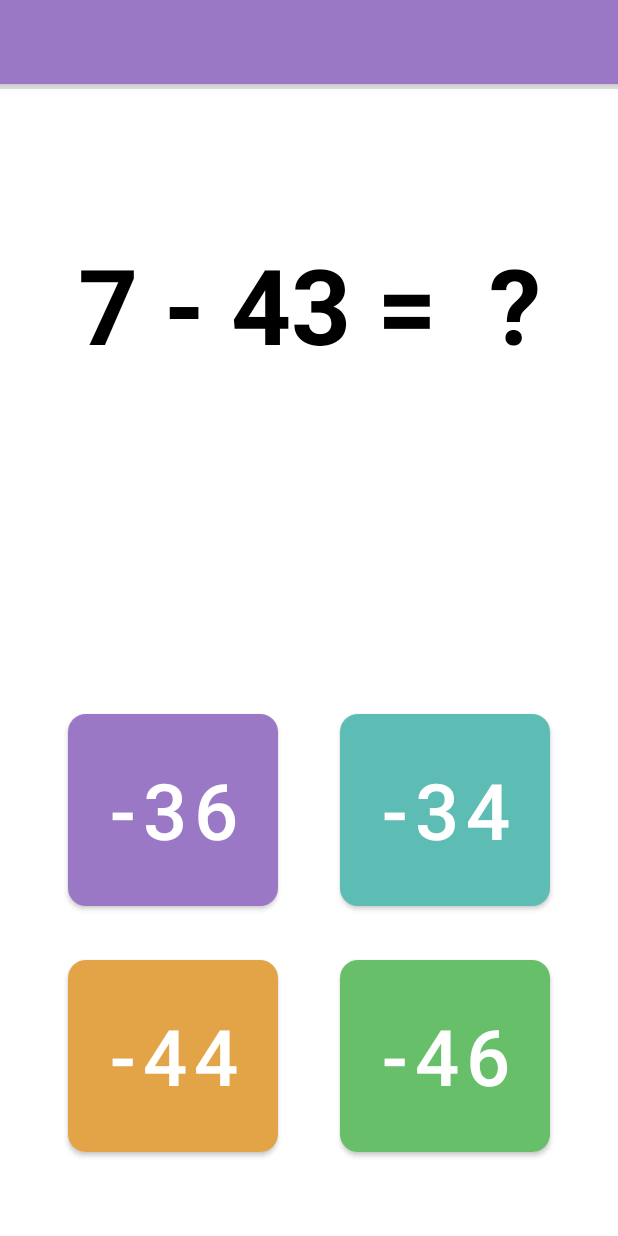
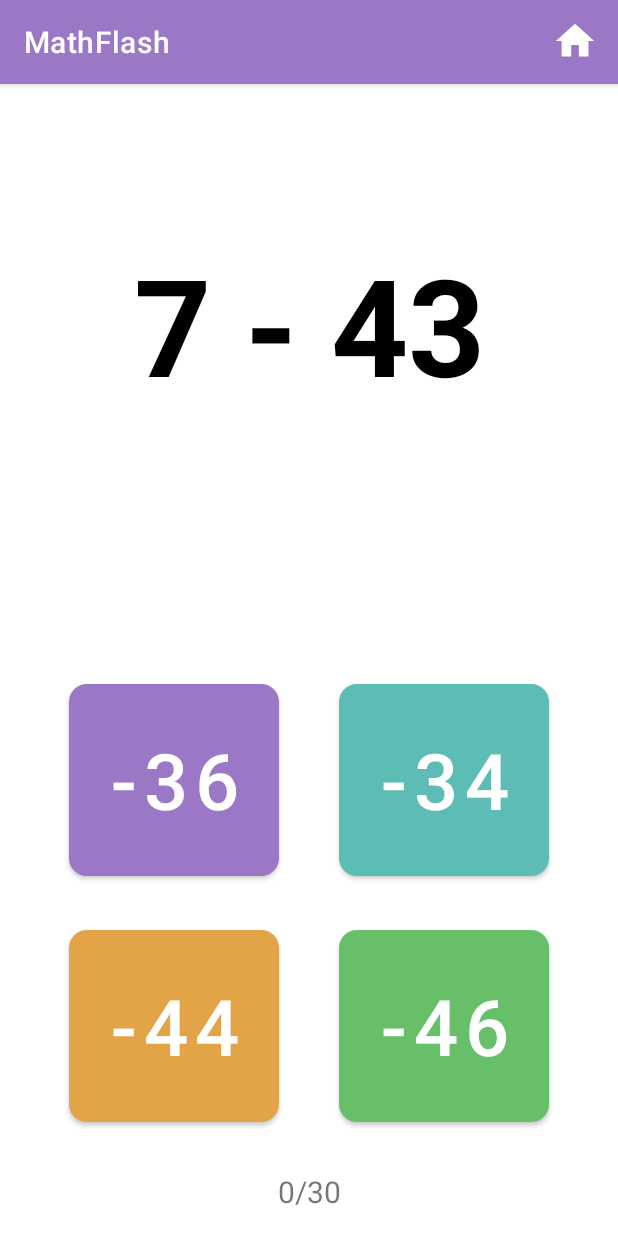
Before and after one commit to lukemjohnston/RefineMath, an Android app: the game screen opened directly, with no data from a screen before it, on a phone screen of 412 x 824 dp. Run offline under Robolectric (Android 15) with nearby library versions, the light colour scheme and no system bars.

Commit message:
design changes

```diff
--- a/app/src/main/java/com/example/mathflash/game.java
+++ b/app/src/main/java/com/example/mathflash/game.java
@@ -1,8 +1,12 @@
 package com.example.mathflash;
 
 import androidx.appcompat.app.AppCompatActivity;
+import androidx.appcompat.widget.Toolbar;
+
 import android.content.Intent;
 import android.os.Bundle;
+import android.view.Menu;
+import android.view.MenuItem;
 import android.view.View;
 import android.widget.Button;
 import android.widget.TextView;
@@ -14,6 +18,9 @@ public class game extends AppCompatActivity {
     protected void onCreate(Bundle savedInstanceState) {
         super.onCreate(savedInstanceState);
         setContentView(R.layout.activity_game);
+
+        Toolbar toolbar = findViewById(R.id.toolbar);
+        setSupportActionBar(toolbar);
 
         Intent mIntent = getIntent();
         int rCount = mIntent.getIntExtra("rCount", 0);
@@ -61,7 +68,7 @@ public class game extends AppCompatActivity {
         }
         String n1 = String.valueOf(number1);
         String n2 = String.valueOf(number2);
-        String formula = n1 + " " + v + " " + n2 + " =  ?";
+        String formula = n1 + " " + v + " " + n2;
         TextView textView0 = (TextView) findViewById(R.id.mathFormula);
         textView0.setText(formula);
 
@@ -225,6 +232,23 @@ public class game extends AppCompatActivity {
 
     }
 
+    public boolean onCreateOptionsMenu(Menu menu) {
+        getMenuInflater().inflate(R.menu.menu, menu);
+        return super.onCreateOptionsMenu(menu);
+    }
+
+
+    @Override
+    public boolean onOptionsItemSelected(MenuItem item) {
+        switch (item.getItemId()) {
+            case R.id.action_home:
+                Intent intent = new Intent(this, MainActivity.class);
+                startActivity(intent);
+            default:
+                return super.onOptionsItemSelected(item);
+        }
+    }
+
 
     public void returnMain(View view) {
         Intent intent = new Intent(this, MainActivity.class);
--- a/app/src/main/res/layout/activity_game.xml
+++ b/app/src/main/res/layout/activity_game.xml
@@ -15,7 +15,7 @@
         android:id="@+id/option1"
         android:layout_width="140dp"
         android:layout_height="140dp"
-        android:layout_marginStart="45dp"
+        android:layout_marginStart="46dp"
         android:layout_marginBottom="24dp"
         android:text="1"
         android:textColor="#FFFFFF"
@@ -29,7 +29,7 @@
         android:id="@+id/option2"
         android:layout_width="140dp"
         android:layout_height="140dp"
-        android:layout_marginEnd="45dp"
+        android:layout_marginEnd="46dp"
         android:layout_marginBottom="24dp"
         android:text="2"
         android:textColor="#FFFFFF"
@@ -43,8 +43,8 @@
         android:id="@+id/option3"
         android:layout_width="140dp"
         android:layout_height="140dp"
-        android:layout_marginStart="45dp"
-        android:layout_marginBottom="50dp"
+        android:layout_marginStart="46dp"
+        android:layout_marginBottom="70dp"
         android:text="3"
         android:textColor="#FFFFFF"
         android:textSize="52sp"
@@ -57,8 +57,8 @@
         android:id="@+id/option4"
         android:layout_width="140dp"
         android:layout_height="140dp"
-        android:layout_marginEnd="45dp"
-        android:layout_marginBottom="50dp"
+        android:layout_marginEnd="46dp"
+        android:layout_marginBottom="70dp"
         android:text="4"
         android:textColor="#FFFFFF"
         android:textSize="52sp"
@@ -75,53 +75,22 @@
         android:text="@string/mathFormula"
         android:textAlignment="center"
         android:textColor="#000000"
-        android:textSize="70sp"
+        android:textSize="90sp"
         android:textStyle="bold"
         app:layout_constraintEnd_toEndOf="parent"
         app:layout_constraintStart_toStartOf="parent"
         app:layout_constraintTop_toBottomOf="@+id/toolbar" />
 
-    <androidx.appcompat.widget.Toolbar
-        android:id="@+id/toolbar"
-        android:layout_width="match_parent"
-        android:layout_height="wrap_content"
-        android:background="?attr/colorPrimary"
-        android:minHeight="?attr/actionBarSize"
-        android:theme="@style/Theme.MathFlash"
-        app:layout_constraintEnd_toEndOf="parent"
-        app:layout_constraintStart_toStartOf="parent"
-        app:layout_constraintTop_toTopOf="parent" />
-
-    <ImageButton
-        android:id="@+id/imageButton3"
-        android:layout_width="75dp"
-        android:layout_height="55dp"
-        android:background="#00FFFFFF"
-        android:onClick="returnMain"
-        app:layout_constraintStart_toStartOf="parent"
-        app:layout_constraintTop_toTopOf="parent"
-        app:srcCompat="@drawable/home_asset" />
-
     <TextView
         android:id="@+id/roundCount"
-        android:layout_width="106dp"
-        android:layout_height="50dp"
-        android:layout_marginTop="2dp"
-        android:layout_marginEnd="8dp"
+        android:layout_width="wrap_content"
+        android:layout_height="wrap_content"
+        android:layout_marginBottom="16dp"
         android:text="30/30"
-        android:textAlignment="viewEnd"
-        android:textColor="#FFFFFF"
-        android:textSize="36sp"
-        android:textStyle="bold"
+        android:textSize="20sp"
+        app:layout_constraintBottom_toBottomOf="parent"
         app:layout_constraintEnd_toEndOf="parent"
-        app:layout_constraintTop_toTopOf="parent" />
+        app:layout_constraintStart_toStartOf="parent" />
 
-    <View
-        android:id="@+id/divider"
-        android:layout_width="match_parent"
-        android:layout_height="3dp"
-        android:background="?android:attr/listDivider"
-        app:layout_constraintTop_toBottomOf="@+id/toolbar"
-        tools:layout_editor_absoluteX="2dp" />
 
 </androidx.constraintlayout.widget.ConstraintLayout>
--- a/app/src/main/res/values/strings.xml
+++ b/app/src/main/res/values/strings.xml
@@ -1,6 +1,6 @@
 <resources>
     <string name="app_name">MathFlash</string>
-    <string name="mathFormula">9 + 10 = ?</string>
+    <string name="mathFormula">90 + 10</string>
     <string name="title_activity_main2">MainActivity</string>
     <!-- Strings used for fragments for navigation -->
     <string name="settings">Settings</string>
```
